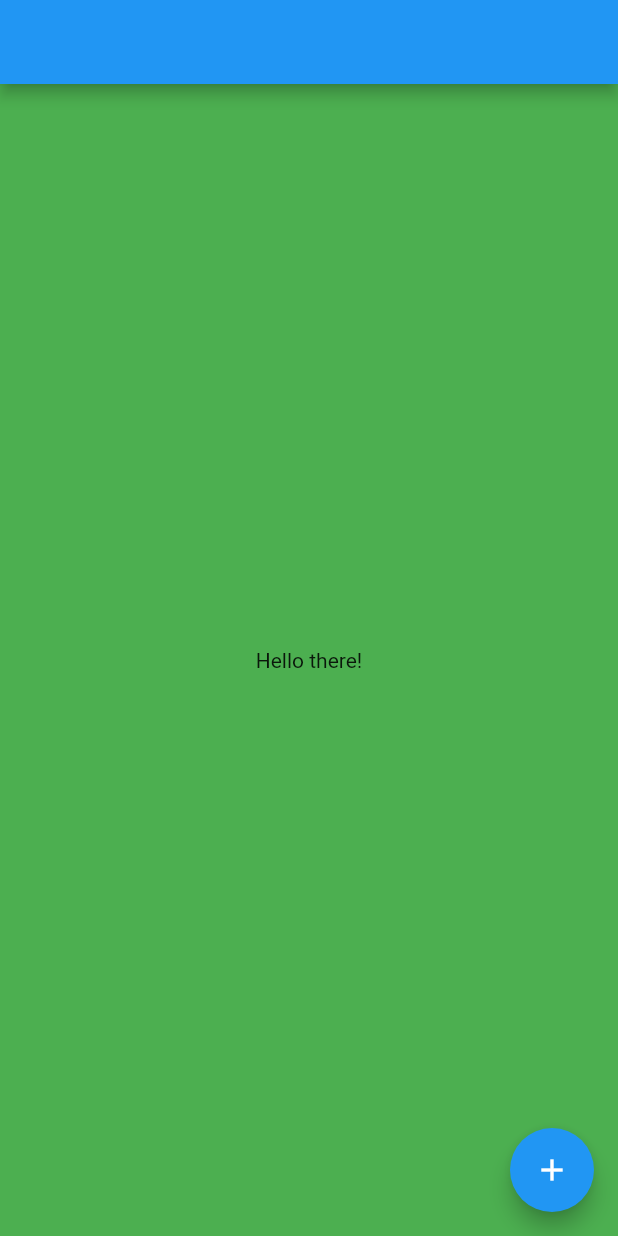
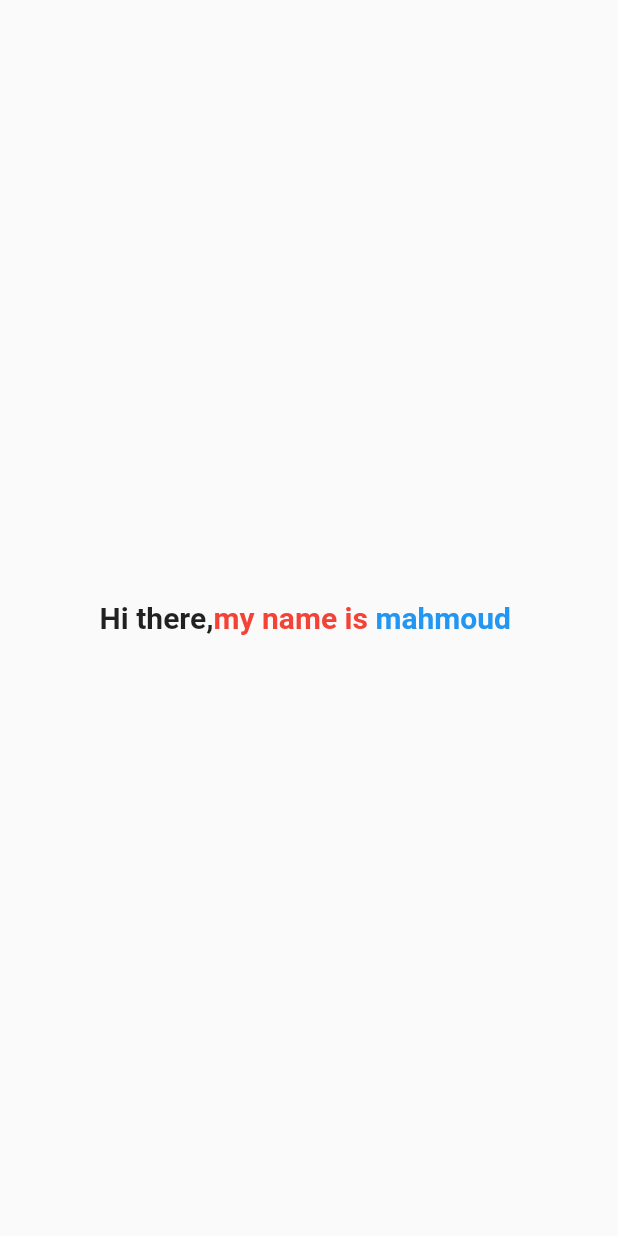
Before and after one commit to swilam202/every-flutter-widget, a Flutter app: the screen it shows after launch, on a phone screen of 412 x 824 dp. Run offline on Flutter 3.47's test engine with Material 2 defaults, Android fonts, the phone set to English and light mode, and no system bars.

Commit message:
text span

```diff
--- a/lib/main.dart
+++ b/lib/main.dart
@@ -1,6 +1,6 @@
 import 'package:flutter/material.dart';
 
-import 'widgets/theme data.dart';
+import 'widgets/text span.dart';
 import 'widgets/time picker.dart';
 import 'widgets/toggle buttons.dart';
 import 'widgets/tooltip.dart';
@@ -11,7 +11,20 @@ import 'widgets/divider.dart';
 import 'widgets/value listenable builder.dart';
 import 'widgets/vertical divider.dart';
 import 'widgets/visibility.dart';
+import 'widgets/theme data.dart';
+
 
 void main() {
-  runApp(const ThemeDataWidget());
+  runApp(const MyApp());
 }
+
+class MyApp extends StatelessWidget {
+  const MyApp({super.key});
+
+  @override
+  Widget build(BuildContext context) {
+    return const MaterialApp(
+      home: TextSpanWidget(),
+    );
+  }
+}
--- /dev/null
+++ b/lib/widgets/text span.dart
@@ -0,0 +1,32 @@
+import 'package:flutter/material.dart';
+
+class TextSpanWidget extends StatelessWidget {
+  const TextSpanWidget({super.key});
+
+  @override
+  Widget build(BuildContext context) {
+    return const Scaffold(
+      body: Center(
+        child: Text.rich(
+          TextSpan(
+            style: TextStyle(
+              fontSize: 20,
+              fontWeight: FontWeight.bold,
+            ),
+            children: [
+              TextSpan(text: 'Hi there,'),
+              TextSpan(
+                text: 'my name is ',
+                style: TextStyle(color: Colors.red),
+              ),
+              TextSpan(
+                text: 'mahmoud ',
+                style: TextStyle(color: Colors.blue),
+              ),
+            ],
+          ),
+        ),
+      ),
+    );
+  }
+}
```
